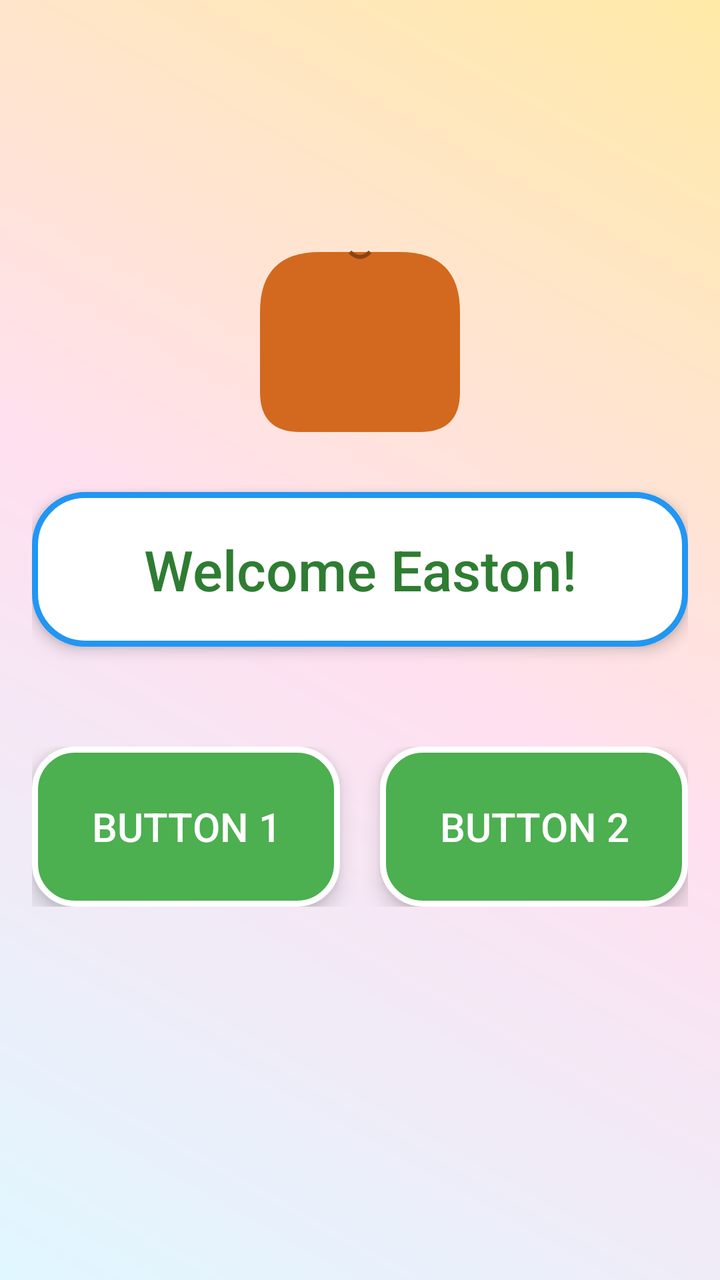
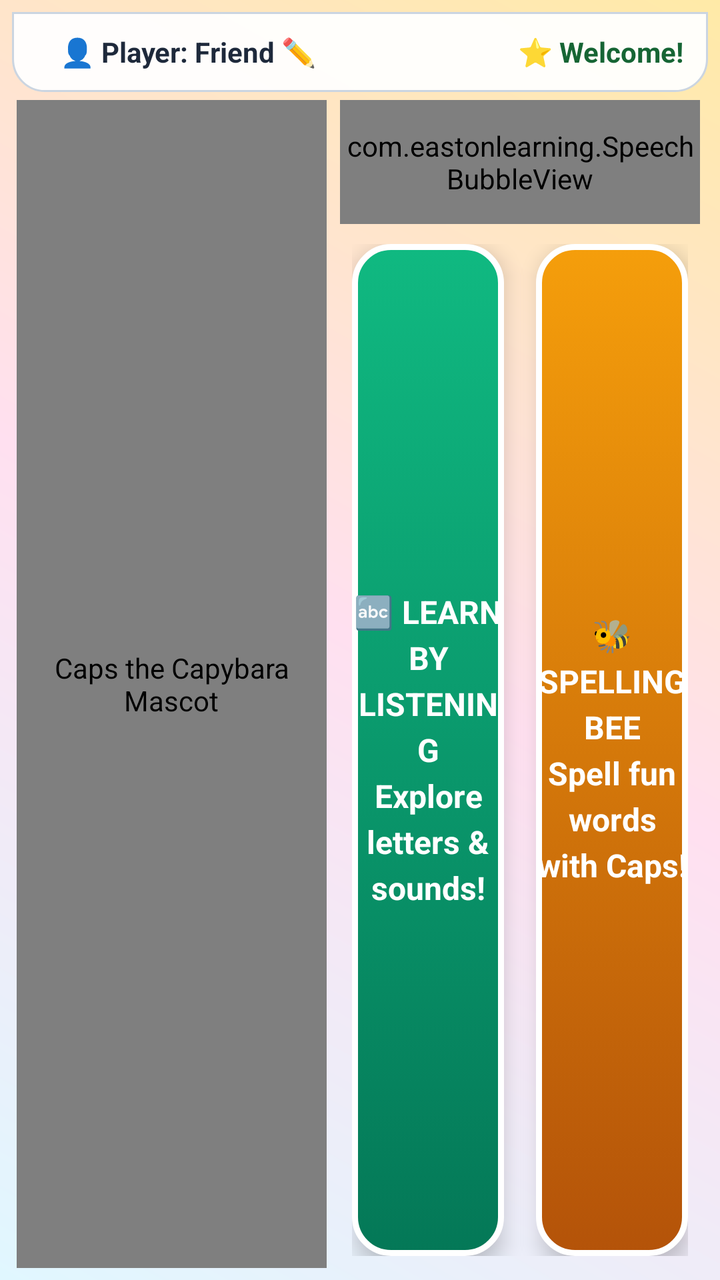

The first picture is an Android layout as it rendered before a commit; the second is the same layout after the commit. The layout source and the unified diff follow.
<!-- AndroidManifest.xml: application theme android:Theme.NoTitleBar.Fullscreen -->
<!-- res/layout/activity_main.xml -->
<?xml version="1.0" encoding="utf-8"?>
<RelativeLayout xmlns:android="http://schemas.android.com/apk/res/android"
    android:layout_width="match_parent"
    android:layout_height="match_parent"
    android:background="@drawable/gradient_background"
    android:padding="16dp">

    <ImageView
        android:id="@+id/capsImage"
        android:layout_width="200dp"
        android:layout_height="200dp"
        android:layout_centerHorizontal="true"
        android:layout_marginTop="20dp"
        android:src="@drawable/caps_capybara"
        android:contentDescription="Caps the Capybara" />

    <com.eastonlearning.SpeechBubbleView
        android:id="@+id/speechBubble"
        android:layout_width="match_parent"
        android:layout_height="200dp"
        android:layout_below="@id/capsImage"
        android:layout_marginTop="20dp"
        android:layout_marginStart="20dp"
        android:layout_marginEnd="20dp"
        android:visibility="gone" />

    <TextView
        android:id="@+id/mainText"
        android:layout_width="match_parent"
        android:layout_height="wrap_content"
        android:layout_below="@id/speechBubble"
        android:layout_marginTop="10dp"
        android:layout_marginBottom="30dp"
        android:text="Welcome Easton!"
        android:textSize="28sp"
        android:textColor="#2E7D32"
        android:textAlignment="center"
        android:fontFamily="sans-serif-medium"
        android:lineSpacingExtra="8dp"
        android:padding="20dp"
        android:background="@drawable/text_bubble"
        android:elevation="4dp" />

    <LinearLayout
        android:id="@+id/buttonContainer"
        android:layout_width="match_parent"
        android:layout_height="wrap_content"
        android:layout_below="@id/mainText"
        android:layout_marginTop="20dp"
        android:orientation="horizontal"
        android:gravity="center">

        <Button
            android:id="@+id/button1"
            android:layout_width="0dp"
            android:layout_height="80dp"
            android:layout_weight="1"
            android:layout_marginEnd="10dp"
            android:text="BUTTON 1"
            android:textSize="20sp"
            android:textColor="@android:color/white"
            android:background="@drawable/button_style"
            android:elevation="6dp"
            android:fontFamily="sans-serif-medium" />

        <Button
            android:id="@+id/button2"
            android:layout_width="0dp"
            android:layout_height="80dp"
            android:layout_weight="1"
            android:layout_marginStart="10dp"
            android:text="BUTTON 2"
            android:textSize="20sp"
            android:textColor="@android:color/white"
            android:background="@drawable/button_style"
            android:elevation="6dp"
            android:fontFamily="sans-serif-medium" />

    </LinearLayout>

    <com.eastonlearning.OnScreenKeyboard
        android:id="@+id/onScreenKeyboard"
        android:layout_width="match_parent"
        android:layout_height="wrap_content"
        android:layout_below="@id/buttonContainer"
        android:layout_marginTop="30dp"
        android:layout_centerHorizontal="true"
        android:visibility="gone" />

</RelativeLayout>
<!-- resources referenced by this layout -->
<resources>
  <!-- drawable button_style (drawable) -->
  <?xml version="1.0" encoding="utf-8"?>
  <selector xmlns:android="http://schemas.android.com/apk/res/android">
      <item android:state_pressed="true">
          <shape android:shape="rectangle">
              <solid android:color="@color/button_pressed" />
              <corners android:radius="20dp" />
              <stroke android:width="3dp" android:color="@color/white" />
          </shape>
      </item>
      <item>
          <shape android:shape="rectangle">
              <solid android:color="@color/primary_green" />
              <corners android:radius="20dp" />
              <stroke android:width="3dp" android:color="@color/white" />
          </shape>
      </item>
  </selector>
  <!-- drawable caps_capybara: vector/xml drawable (drawable, 2057 chars, omitted) -->
  <!-- drawable gradient_background (drawable) -->
  <?xml version="1.0" encoding="utf-8"?>
  <shape xmlns:android="http://schemas.android.com/apk/res/android">
      <gradient
          android:startColor="#FFE0F7FF"
          android:centerColor="#FFFFE0F0"
          android:endColor="#FFFFEAA7"
          android:angle="45"
          android:type="linear" />
  </shape>
  <!-- drawable text_bubble (drawable) -->
  <?xml version="1.0" encoding="utf-8"?>
  <shape xmlns:android="http://schemas.android.com/apk/res/android">
      <solid android:color="@color/white" />
      <corners android:radius="25dp" />
      <stroke android:width="3dp" android:color="@color/primary_blue" />
  </shape>
  <color name="button_pressed">#388E3C</color>
  <color name="white">#FFFFFF</color>
  <color name="primary_green">#4CAF50</color>
  <color name="primary_blue">#2196F3</color>
</resources>

<!-- the commit's change to res/layout/activity_main.xml (unified diff, before → after) -->
@@ -1,90 +1,287 @@
 <?xml version="1.0" encoding="utf-8"?>
-<RelativeLayout xmlns:android="http://schemas.android.com/apk/res/android"
+<LinearLayout xmlns:android="http://schemas.android.com/apk/res/android"
     android:layout_width="match_parent"
     android:layout_height="match_parent"
     android:background="@drawable/gradient_background"
-    android:padding="16dp">
-
-    <ImageView
-        android:id="@+id/capsImage"
-        android:layout_width="200dp"
-        android:layout_height="200dp"
-        android:layout_centerHorizontal="true"
-        android:layout_marginTop="20dp"
-        android:src="@drawable/caps_capybara"
-        android:contentDescription="Caps the Capybara" />
-
-    <com.eastonlearning.SpeechBubbleView
-        android:id="@+id/speechBubble"
+    android:orientation="vertical"
+    android:padding="6dp">
+
+    
+    <LinearLayout
+        android:id="@+id/topBar"
         android:layout_width="match_parent"
-        android:layout_height="200dp"
-        android:layout_below="@id/capsImage"
-        android:layout_marginTop="20dp"
-        android:layout_marginStart="20dp"
-        android:layout_marginEnd="20dp"
-        android:visibility="gone" />
-
-    <TextView
-        android:id="@+id/mainText"
+        android:layout_height="40dp"
+        android:background="@drawable/top_bar_background"
+        android:gravity="center_vertical"
+        android:orientation="horizontal"
+        android:paddingStart="12dp"
+        android:paddingEnd="12dp"
+        android:elevation="3dp">
+
+        <Button
+            android:id="@+id/btnMenu"
+            android:layout_width="wrap_content"
+            android:layout_height="32dp"
+            android:background="@drawable/btn_menu"
+            android:text="⬅ MENU"
+            android:textColor="#334155"
+            android:textSize="13sp"
+            android:textStyle="bold"
+            android:paddingStart="10dp"
+            android:paddingEnd="10dp"
+            android:visibility="gone" />
+
+        <TextView
+            android:id="@+id/txtPlayer"
+            android:layout_width="wrap_content"
+            android:layout_height="wrap_content"
+            android:layout_marginStart="12dp"
+            android:text="👤 Player: Friend ✏️"
+            android:textColor="#1E293B"
+            android:textSize="14sp"
+            android:textStyle="bold"
+            android:clickable="true"
+            android:focusable="true" />
+
+        <View
+            android:layout_width="0dp"
+            android:layout_height="1dp"
+            android:layout_weight="1" />
+
+        <TextView
+            android:id="@+id/txtStats"
+            android:layout_width="wrap_content"
+            android:layout_height="wrap_content"
+            android:text="⭐ Welcome!"
+            android:textColor="#166534"
+            android:textSize="14sp"
+            android:textStyle="bold" />
+
+    </LinearLayout>
+
+    
+    <LinearLayout
         android:layout_width="match_parent"
-        android:layout_height="wrap_content"
-        android:layout_below="@id/speechBubble"
-        android:layout_marginTop="10dp"
-        android:layout_marginBottom="30dp"
-        android:text="Welcome Easton!"
-        android:textSize="28sp"
-        android:textColor="#2E7D32"
-        android:textAlignment="center"
-        android:fontFamily="sans-serif-medium"
-        android:lineSpacingExtra="8dp"
-        android:padding="20dp"
-        android:background="@drawable/text_bubble"
-        android:elevation="4dp" />
-
-    <LinearLayout
-        android:id="@+id/buttonContainer"
-        android:layout_width="match_parent"
-        android:layout_height="wrap_content"
-        android:layout_below="@id/mainText"
-        android:layout_marginTop="20dp"
+        android:layout_height="0dp"
+        android:layout_weight="1"
         android:orientation="horizontal"
-        android:gravity="center">
-
-        <Button
-            android:id="@+id/button1"
+        android:layout_marginTop="4dp">
+
+        
+        <FrameLayout
+            android:layout_width="160dp"
+            android:layout_height="match_parent"
+            android:layout_gravity="center">
+
+            <com.eastonlearning.CapybaraView
+                android:id="@+id/capsImage"
+                android:layout_width="155dp"
+                android:layout_height="match_parent"
+                android:layout_gravity="center"
+                android:contentDescription="Caps the Capybara Mascot" />
+
+        </FrameLayout>
+
+        
+        <LinearLayout
             android:layout_width="0dp"
-            android:layout_height="80dp"
+            android:layout_height="match_parent"
             android:layout_weight="1"
-            android:layout_marginEnd="10dp"
-            android:text="BUTTON 1"
-            android:textSize="20sp"
-            android:textColor="@android:color/white"
-            android:background="@drawable/button_style"
-            android:elevation="6dp"
-            android:fontFamily="sans-serif-medium" />
-
-        <Button
-            android:id="@+id/button2"
-            android:layout_width="0dp"
-            android:layout_height="80dp"
-            android:layout_weight="1"
-            android:layout_marginStart="10dp"
-            android:text="BUTTON 2"
-            android:textSize="20sp"
-            android:textColor="@android:color/white"
-            android:background="@drawable/button_style"
-            android:elevation="6dp"
-            android:fontFamily="sans-serif-medium" />
+            android:orientation="vertical"
+            android:paddingStart="4dp"
+            android:paddingEnd="4dp">
+
+            
+            <com.eastonlearning.SpeechBubbleView
+                android:id="@+id/speechBubble"
+                android:layout_width="match_parent"
+                android:layout_height="62dp"
+                android:layout_marginBottom="4dp" />
+
+            
+            <FrameLayout
+                android:id="@+id/contentFrame"
+                android:layout_width="match_parent"
+                android:layout_height="0dp"
+                android:layout_weight="1">
+
+                
+                <LinearLayout
+                    android:id="@+id/nameEntryPanel"
+                    android:layout_width="match_parent"
+                    android:layout_height="match_parent"
+                    android:gravity="center"
+                    android:orientation="horizontal"
+                    android:visibility="gone">
+
+                    <EditText
+                        android:id="@+id/nameInput"
+                        android:layout_width="220dp"
+                        android:layout_height="48dp"
+                        android:background="@drawable/card_background"
+                        android:hint="Type your name..."
+                        android:imeOptions="actionDone"
+                        android:inputType="textPersonName|textCapWords"
+                        android:maxLines="1"
+                        android:paddingStart="14dp"
+                        android:paddingEnd="14dp"
+                        android:textColor="#1E293B"
+                        android:textColorHint="#94A3B8"
+                        android:textSize="18sp"
+                        android:textStyle="bold" />
+
+                    <Button
+                        android:id="@+id/nameSubmitButton"
+                        android:layout_width="wrap_content"
+                        android:layout_height="48dp"
+                        android:layout_marginStart="10dp"
+                        android:background="@drawable/btn_primary"
+                        android:text="LET'S PLAY! 🎉"
+                        android:textColor="#FFFFFF"
+                        android:textSize="16sp"
+                        android:textStyle="bold"
+                        android:paddingStart="16dp"
+                        android:paddingEnd="16dp"
+                        android:elevation="4dp" />
+
+                </LinearLayout>
+
+                
+                <LinearLayout
+                    android:id="@+id/menuPanel"
+                    android:layout_width="match_parent"
+                    android:layout_height="match_parent"
+                    android:gravity="center"
+                    android:orientation="horizontal"
+                    android:visibility="visible"
+                    android:padding="6dp">
+
+                    <Button
+                        android:id="@+id/btnLearnByListening"
+                        android:layout_width="0dp"
+                        android:layout_height="match_parent"
+                        android:layout_weight="1"
+                        android:layout_marginEnd="8dp"
+                        android:background="@drawable/mode_button_lbl"
+                        android:text="🔤 LEARN BY LISTENING\nExplore letters &amp; sounds!"
+                        android:textColor="#FFFFFF"
+                        android:textSize="16sp"
+                        android:textStyle="bold"
+                        android:lineSpacingExtra="4dp"
+                        android:elevation="6dp" />
+
+                    <Button
+                        android:id="@+id/btnSpellingBee"
+                        android:layout_width="0dp"
+                        android:layout_height="match_parent"
+                        android:layout_weight="1"
+                        android:layout_marginStart="8dp"
+                        android:background="@drawable/mode_button_bee"
+                        android:text="🐝 SPELLING BEE\nSpell fun words with Caps!"
+                        android:textColor="#FFFFFF"
+                        android:textSize="16sp"
+                        android:textStyle="bold"
+                        android:lineSpacingExtra="4dp"
+                        android:elevation="6dp" />
+
+                </LinearLayout>
+
+                
+                <LinearLayout
+                    android:id="@+id/lblPanel"
+                    android:layout_width="match_parent"
+                    android:layout_height="match_parent"
+                    android:gravity="center"
+                    android:orientation="horizontal"
+                    android:background="@drawable/card_background"
+                    android:padding="8dp"
+                    android:visibility="gone">
+
+                    <TextView
+                        android:id="@+id/txtBigLetter"
+                        android:layout_width="wrap_content"
+                        android:layout_height="wrap_content"
+                        android:text="A"
+                        android:textColor="#2563EB"
+                        android:textSize="40sp"
+                        android:textStyle="bold"
+                        android:paddingEnd="14dp" />
+
+                    <TextView
+                        android:id="@+id/txtPhonics"
+                        android:layout_width="wrap_content"
+                        android:layout_height="wrap_content"
+                        android:text="A is for Apple 🍎"
+                        android:textColor="#166534"
+                        android:textSize="20sp"
+                        android:textStyle="bold" />
+
+                </LinearLayout>
+
+                
+                <LinearLayout
+                    android:id="@+id/spellingBeePanel"
+                    android:layout_width="match_parent"
+                    android:layout_height="match_parent"
+                    android:gravity="center"
+                    android:orientation="vertical"
+                    android:visibility="gone">
+
+                    
+                    <LinearLayout
+                        android:id="@+id/letterBoxesContainer"
+                        android:layout_width="wrap_content"
+                        android:layout_height="wrap_content"
+                        android:gravity="center"
+                        android:orientation="horizontal" />
+
+                    
+                    <LinearLayout
+                        android:layout_width="wrap_content"
+                        android:layout_height="wrap_content"
+                        android:layout_marginTop="4dp"
+                        android:gravity="center_vertical"
+                        android:orientation="horizontal">
+
+                        <TextView
+                            android:id="@+id/txtSpellingHint"
+                            android:layout_width="wrap_content"
+                            android:layout_height="wrap_content"
+                            android:text="Spell the word above!"
+                            android:textColor="#1E293B"
+                            android:textSize="14sp"
+                            android:textStyle="bold"
+                            android:layout_marginEnd="12dp" />
+
+                        <Button
+                            android:id="@+id/btnRepeatWord"
+                            android:layout_width="wrap_content"
+                            android:layout_height="32dp"
+                            android:background="@drawable/btn_primary"
+                            android:text="🔊 Hear Word"
+                            android:textColor="#FFFFFF"
+                            android:textSize="12sp"
+                            android:textStyle="bold"
+                            android:paddingStart="10dp"
+                            android:paddingEnd="10dp"
+                            android:elevation="3dp" />
+
+                    </LinearLayout>
+
+                </LinearLayout>
+
+            </FrameLayout>
+
+            
+            <com.eastonlearning.OnScreenKeyboard
+                android:id="@+id/onScreenKeyboard"
+                android:layout_width="match_parent"
+                android:layout_height="wrap_content"
+                android:layout_marginTop="4dp"
+                android:visibility="gone" />
+
+        </LinearLayout>
 
     </LinearLayout>
 
-    <com.eastonlearning.OnScreenKeyboard
-        android:id="@+id/onScreenKeyboard"
-        android:layout_width="match_parent"
-        android:layout_height="wrap_content"
-        android:layout_below="@id/buttonContainer"
-        android:layout_marginTop="30dp"
-        android:layout_centerHorizontal="true"
-        android:visibility="gone" />
-
-</RelativeLayout>
+</LinearLayout>
<!-- resource entries referenced after the edit -->
@@ -1,24 +1,48 @@
 <!-- resources referenced by this layout -->
 <resources>
-  <!-- drawable button_style (drawable) -->
+  <!-- drawable btn_menu (drawable) -->
   <?xml version="1.0" encoding="utf-8"?>
   <selector xmlns:android="http://schemas.android.com/apk/res/android">
       <item android:state_pressed="true">
-          <shape android:shape="rectangle">
-              <solid android:color="@color/button_pressed" />
-              <corners android:radius="20dp" />
-              <stroke android:width="3dp" android:color="@color/white" />
+          <shape>
+              <solid android:color="#E2E8F0" />
+              <corners android:radius="12dp" />
+              <stroke android:width="2dp" android:color="#64748B" />
           </shape>
       </item>
       <item>
-          <shape android:shape="rectangle">
-              <solid android:color="@color/primary_green" />
-              <corners android:radius="20dp" />
-              <stroke android:width="3dp" android:color="@color/white" />
+          <shape>
+              <solid android:color="#FFFFFF" />
+              <corners android:radius="12dp" />
+              <stroke android:width="2dp" android:color="#94A3B8" />
           </shape>
       </item>
   </selector>
-  <!-- drawable caps_capybara: vector/xml drawable (drawable, 2057 chars, omitted) -->
+  <!-- drawable btn_primary (drawable) -->
+  <?xml version="1.0" encoding="utf-8"?>
+  <selector xmlns:android="http://schemas.android.com/apk/res/android">
+      <item android:state_pressed="true">
+          <shape>
+              <solid android:color="#2563EB" />
+              <corners android:radius="14dp" />
+              <stroke android:width="2dp" android:color="#FFFFFF" />
+          </shape>
+      </item>
+      <item>
+          <shape>
+              <solid android:color="#3B82F6" />
+              <corners android:radius="14dp" />
+              <stroke android:width="2dp" android:color="#FFFFFF" />
+          </shape>
+      </item>
+  </selector>
+  <!-- drawable card_background (drawable) -->
+  <?xml version="1.0" encoding="utf-8"?>
+  <shape xmlns:android="http://schemas.android.com/apk/res/android">
+      <solid android:color="#FFFFFF" />
+      <corners android:radius="16dp" />
+      <stroke android:width="2dp" android:color="#E2E8F0" />
+  </shape>
   <!-- drawable gradient_background (drawable) -->
   <?xml version="1.0" encoding="utf-8"?>
   <shape xmlns:android="http://schemas.android.com/apk/res/android">
@@ -29,16 +53,56 @@
           android:angle="45"
           android:type="linear" />
   </shape>
-  <!-- drawable text_bubble (drawable) -->
+  <!-- drawable mode_button_bee (drawable) -->
+  <?xml version="1.0" encoding="utf-8"?>
+  <selector xmlns:android="http://schemas.android.com/apk/res/android">
+      <item android:state_pressed="true">
+          <shape>
+              <solid android:color="#D97706" />
+              <corners android:radius="18dp" />
+              <stroke android:width="3dp" android:color="#FFFFFF" />
+          </shape>
+      </item>
+      <item>
+          <shape>
+              <gradient
+                  android:startColor="#F59E0B"
+                  android:endColor="#B45309"
+                  android:angle="270" />
+              <corners android:radius="18dp" />
+              <stroke android:width="3dp" android:color="#FFFFFF" />
+          </shape>
+      </item>
+  </selector>
+  <!-- drawable mode_button_lbl (drawable) -->
+  <?xml version="1.0" encoding="utf-8"?>
+  <selector xmlns:android="http://schemas.android.com/apk/res/android">
+      <item android:state_pressed="true">
+          <shape>
+              <solid android:color="#059669" />
+              <corners android:radius="18dp" />
+              <stroke android:width="3dp" android:color="#FFFFFF" />
+          </shape>
+      </item>
+      <item>
+          <shape>
+              <gradient
+                  android:startColor="#10B981"
+                  android:endColor="#047857"
+                  android:angle="270" />
+              <corners android:radius="18dp" />
+              <stroke android:width="3dp" android:color="#FFFFFF" />
+          </shape>
+      </item>
+  </selector>
+  <!-- drawable top_bar_background (drawable) -->
   <?xml version="1.0" encoding="utf-8"?>
   <shape xmlns:android="http://schemas.android.com/apk/res/android">
-      <solid android:color="@color/white" />
-      <corners android:radius="25dp" />
-      <stroke android:width="3dp" android:color="@color/primary_blue" />
+      <solid android:color="#F0FFFFFF" />
+      <corners
+          android:bottomLeftRadius="16dp"
+          android:bottomRightRadius="16dp" />
+      <stroke android:width="1dp" android:color="#CBD5E1" />
   </shape>
-  <color name="button_pressed">#388E3C</color>
-  <color name="white">#FFFFFF</color>
-  <color name="primary_green">#4CAF50</color>
-  <color name="primary_blue">#2196F3</color>
 </resources>
 
